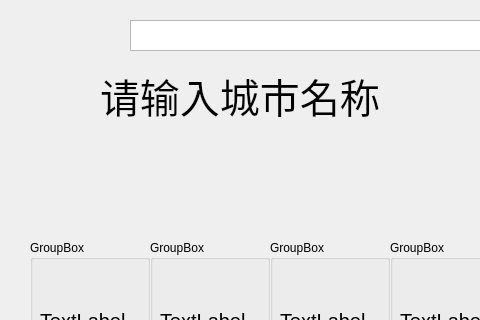
First picture: the form in vehicle/weatherReport.ui, repository paomian2333/carControl, before the edit; both pictures show x 0 to 480 and y 0 to 320 of the 923 by 631 pixel window.
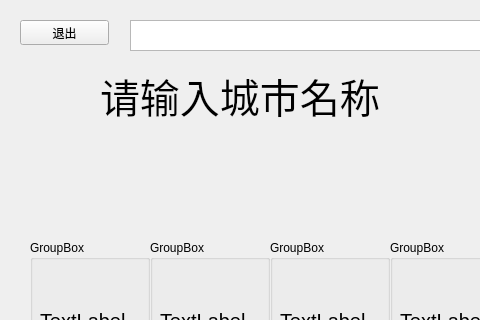
Second picture: the form after the edit.

Commit message: 更改了map和weather

Diff of the .ui file:
```diff
--- a/vehicle/weatherReport.ui
+++ b/vehicle/weatherReport.ui
@@ -583,6 +583,19 @@
      </widget>
     </widget>
    </widget>
+   <widget class="QPushButton" name="btnClose">
+    <property name="geometry">
+     <rect>
+      <x>20</x>
+      <y>20</y>
+      <width>89</width>
+      <height>25</height>
+     </rect>
+    </property>
+    <property name="text">
+     <string>退出</string>
+    </property>
+   </widget>
   </widget>
   <widget class="QStatusBar" name="statusbar"/>
  </widget>
```
The commit also changes 271 other files.
